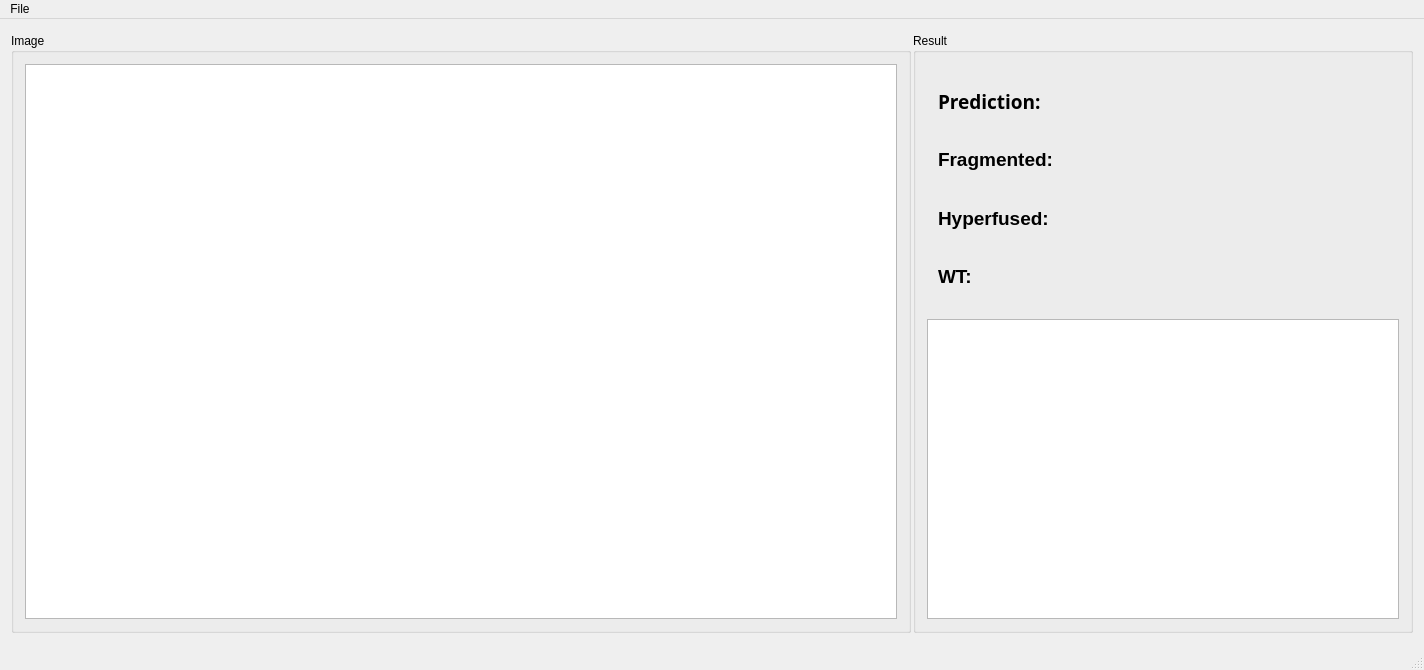
ChopinSharp/cell-classifier, file app/cell_classifier_gui/mainwindow.ui: the form before one commit.
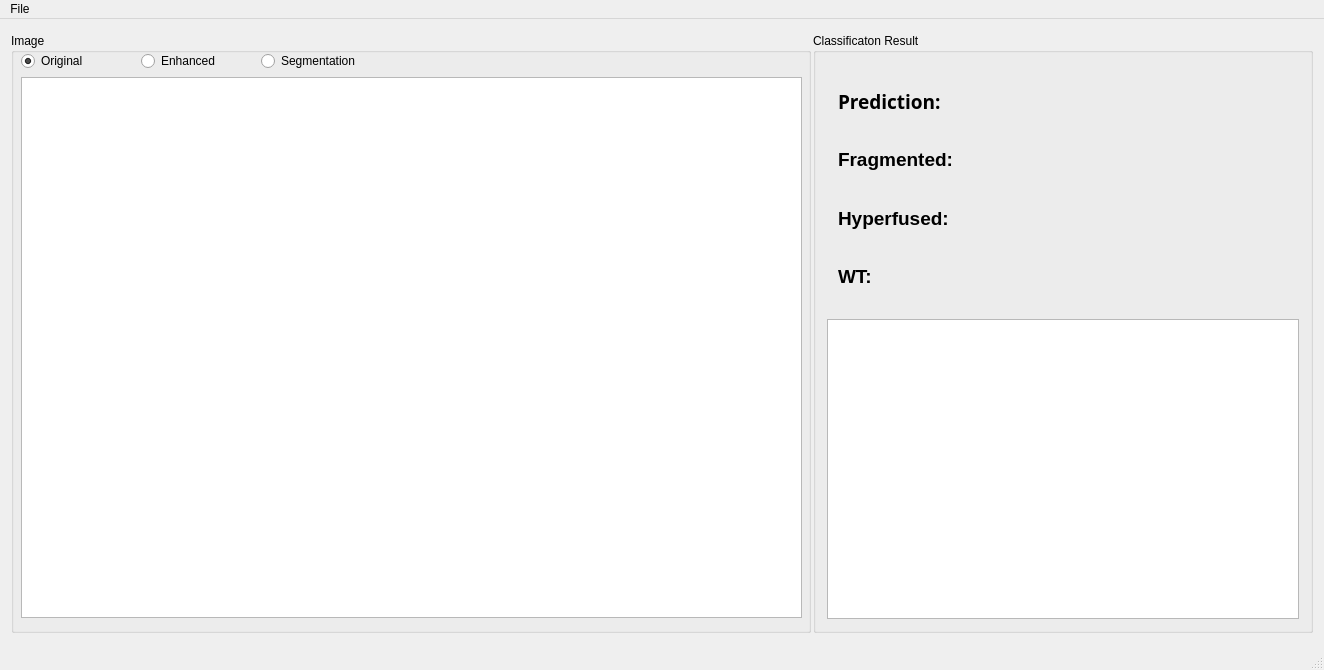
The form after the commit. Custom widgets are drawn as their Qt base class.

Patch:
```diff
--- a/app/cell_classifier_gui/mainwindow.ui
+++ b/app/cell_classifier_gui/mainwindow.ui
@@ -6,19 +6,19 @@
    <rect>
     <x>0</x>
     <y>0</y>
-    <width>1424</width>
+    <width>1324</width>
     <height>670</height>
    </rect>
   </property>
   <property name="minimumSize">
    <size>
-    <width>1400</width>
+    <width>1300</width>
     <height>670</height>
    </size>
   </property>
   <property name="maximumSize">
    <size>
-    <width>1424</width>
+    <width>1324</width>
     <height>670</height>
    </size>
   </property>
@@ -31,22 +31,28 @@
      <widget class="QGroupBox" name="groupBox">
       <property name="minimumSize">
        <size>
-        <width>900</width>
+        <width>800</width>
         <height>600</height>
        </size>
       </property>
       <property name="maximumSize">
        <size>
-        <width>900</width>
+        <width>800</width>
         <height>600</height>
        </size>
       </property>
       <property name="title">
        <string>Image</string>
       </property>
-      <layout class="QGridLayout" name="gridLayout">
-       <item row="0" column="0">
         <widget class="QGraphicsView" name="graphicsView">
+       <property name="geometry">
+        <rect>
+         <x>10</x>
+         <y>44</y>
+         <width>781</width>
+         <height>541</height>
+        </rect>
+       </property>
          <property name="minimumSize">
           <size>
            <width>600</width>
@@ -63,8 +69,48 @@
           <cursorShape>CrossCursor</cursorShape>
          </property>
         </widget>
-       </item>
-      </layout>
+      <widget class="QRadioButton" name="radioButtonOri">
+       <property name="geometry">
+        <rect>
+         <x>10</x>
+         <y>20</y>
+         <width>89</width>
+         <height>16</height>
+        </rect>
+       </property>
+       <property name="text">
+        <string>Original</string>
+       </property>
+       <property name="checked">
+        <bool>true</bool>
+       </property>
+      </widget>
+      <widget class="QRadioButton" name="radioButtonSeg">
+       <property name="geometry">
+        <rect>
+         <x>250</x>
+         <y>20</y>
+         <width>111</width>
+         <height>16</height>
+        </rect>
+       </property>
+       <property name="text">
+        <string>Segmentation</string>
+       </property>
+      </widget>
+      <widget class="QRadioButton" name="radioButtonEnh">
+       <property name="geometry">
+        <rect>
+         <x>130</x>
+         <y>20</y>
+         <width>89</width>
+         <height>16</height>
+        </rect>
+       </property>
+       <property name="text">
+        <string>Enhanced</string>
+       </property>
+      </widget>
      </widget>
     </item>
     <item>
@@ -94,7 +140,7 @@
        </font>
       </property>
       <property name="title">
-       <string>Result</string>
+       <string>Classificaton Result</string>
       </property>
       <layout class="QVBoxLayout" name="verticalLayout">
        <item>
@@ -273,7 +319,7 @@
     <rect>
      <x>0</x>
      <y>0</y>
-     <width>1424</width>
+     <width>1324</width>
      <height>23</height>
     </rect>
    </property>
```
Left out of the diff: 38 changed lines with no effect on the pictures. Lines whose indentation alone changed are shown as unchanged.
